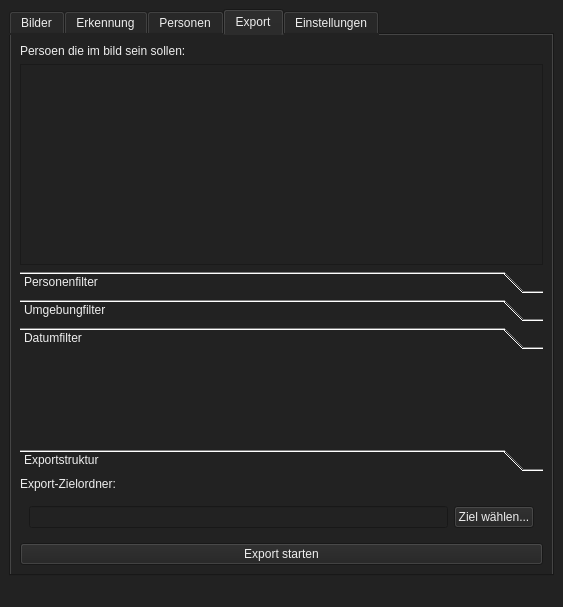
Old version of the form QT-Ui/Main.ui in the repository Beginner2026-de/FaceSort.
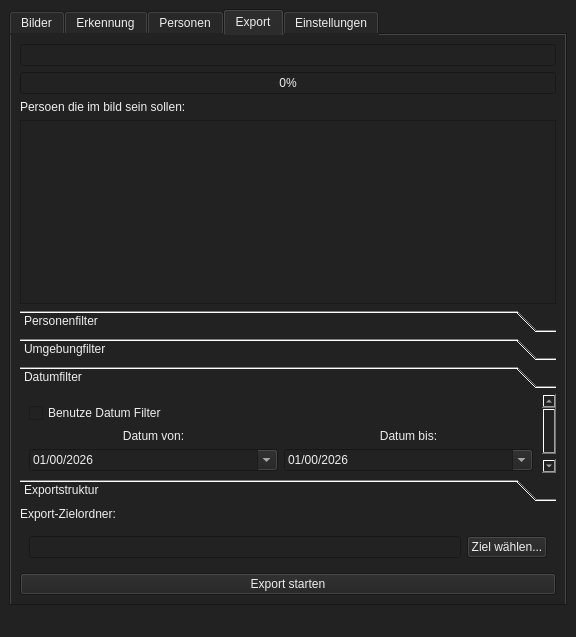
New version of the form. The open tabs and pages were chosen to show the change. Icons and pictures are not drawn.

Diff of the .ui file:
```diff
--- a/QT-Ui/Main.ui
+++ b/QT-Ui/Main.ui
@@ -6,8 +6,8 @@
    <rect>
     <x>0</x>
     <y>0</y>
-    <width>563</width>
-    <height>607</height>
+    <width>576</width>
+    <height>637</height>
    </rect>
   </property>
   <property name="sizePolicy">
@@ -524,6 +524,23 @@
         <string>Export</string>
        </attribute>
        <layout class="QVBoxLayout" name="layout_tab6">
+        <item>
+         <widget class="QLineEdit" name="exportnachrichten_nachrichten">
+          <property name="readOnly">
+           <bool>true</bool>
+          </property>
+          <property name="clearButtonEnabled">
+           <bool>false</bool>
+          </property>
+         </widget>
+        </item>
+        <item>
+         <widget class="QProgressBar" name="export_progressBar">
+          <property name="value">
+           <number>0</number>
+          </property>
+         </widget>
+        </item>
         <item>
          <widget class="QLabel" name="label_5">
           <property name="text">
@@ -772,10 +789,84 @@
            </layout>
           </widget>
           <widget class="QWidget" name="datumfilter">
+           <property name="geometry">
+            <rect>
+             <x>0</x>
+             <y>0</y>
+             <width>544</width>
+             <height>89</height>
+            </rect>
+           </property>
            <attribute name="label">
             <string>Datumfilter</string>
            </attribute>
-           <layout class="QVBoxLayout" name="verticalLayout_18"/>
+           <layout class="QVBoxLayout" name="verticalLayout_17">
+            <item>
+             <widget class="QCheckBox" name="checkBox">
+              <property name="text">
+               <string>Benutze Datum Filter</string>
+              </property>
+             </widget>
+            </item>
+            <item>
+             <layout class="QGridLayout" name="gridLayout_3">
+              <item row="1" column="0">
+               <widget class="QLabel" name="label_6">
+                <property name="text">
+                 <string>Datum von:</string>
+                </property>
+                <property name="alignment">
+                 <set>Qt::AlignmentFlag::AlignCenter</set>
+                </property>
+               </widget>
+              </item>
+              <item row="2" column="0">
+               <widget class="QDateEdit" name="export_datum_dateEdit_von">
+                <property name="displayFormat">
+                 <string>dd/mm/yyyy</string>
+                </property>
+                <property name="calendarPopup">
+                 <bool>true</bool>
+                </property>
+                <property name="date">
+                 <date>
+                  <year>2026</year>
+                  <month>1</month>
+                  <day>1</day>
+                 </date>
+                </property>
+               </widget>
+              </item>
+              <item row="2" column="1">
+               <widget class="QDateEdit" name="export_datum_dateEdit_bis">
+                <property name="displayFormat">
+                 <string>dd/mm/yyyy</string>
+                </property>
+                <property name="calendarPopup">
+                 <bool>true</bool>
+                </property>
+                <property name="date">
+                 <date>
+                  <year>2026</year>
+                  <month>1</month>
+                  <day>1</day>
+                 </date>
+                </property>
+               </widget>
+              </item>
+              <item row="1" column="1">
+               <widget class="QLabel" name="label_10">
+                <property name="text">
+                 <string>Datum bis:</string>
+                </property>
+                <property name="alignment">
+                 <set>Qt::AlignmentFlag::AlignCenter</set>
+                </property>
+               </widget>
+              </item>
+             </layout>
+            </item>
+           </layout>
           </widget>
           <widget class="QWidget" name="exportstruktur">
            <attribute name="label">
```
Left out of the diff: 49 changed lines with no effect on the pictures.
